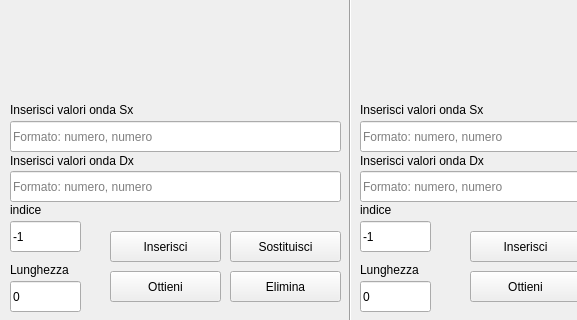
Sennare/kalk_p2, file views/audioview.ui: the form before one commit; both pictures show x 0 to 577 and y 329 to 649 of the 710 by 649 pixel window.
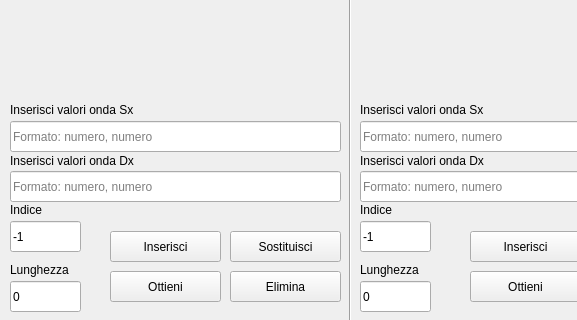
The form after the commit. Custom widgets are drawn as their Qt base class.

Patch:
```diff
--- a/views/audioview.ui
+++ b/views/audioview.ui
@@ -285,7 +285,7 @@
     </rect>
    </property>
    <property name="text">
-    <string>indice</string>
+    <string>Indice</string>
    </property>
   </widget>
   <widget class="QLabel" name="label_4">
@@ -311,7 +311,7 @@
     </rect>
    </property>
    <property name="text">
-    <string>indice</string>
+    <string>Indice</string>
    </property>
   </widget>
   <widget class="QPushButton" name="btnSostituisciOndaDue">
```
